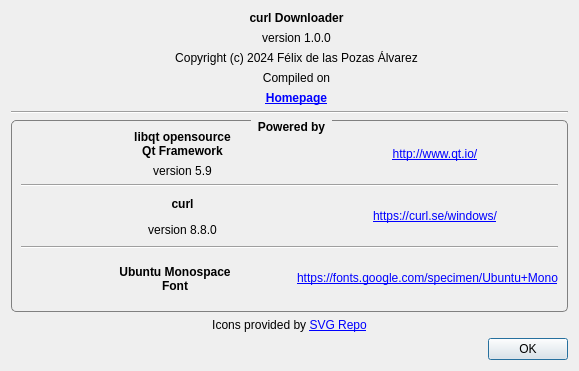
Qt form AboutDialog.ui (FelixdelasPozas/curl-Downloader) before a commit.
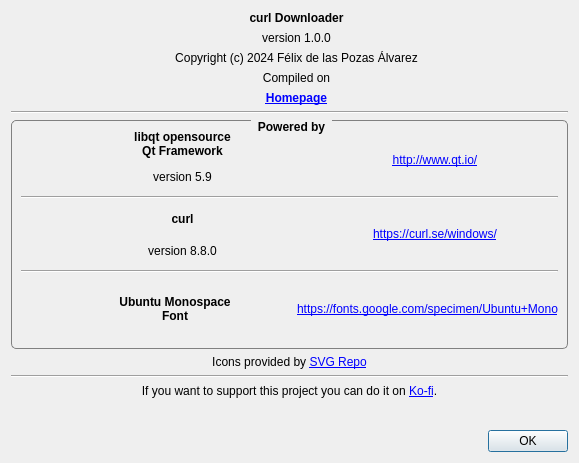
The same form after that commit. Icons and pictures are not drawn. Custom widgets are drawn as their Qt base class.

Patch:
```diff
--- a/AboutDialog.ui
+++ b/AboutDialog.ui
@@ -7,19 +7,19 @@
     <x>0</x>
     <y>0</y>
     <width>579</width>
-    <height>371</height>
+    <height>463</height>
    </rect>
   </property>
   <property name="minimumSize">
    <size>
     <width>579</width>
-    <height>371</height>
+    <height>463</height>
    </size>
   </property>
   <property name="maximumSize">
    <size>
     <width>579</width>
-    <height>371</height>
+    <height>463</height>
    </size>
   </property>
   <property name="windowTitle">
@@ -441,6 +441,66 @@
      </property>
     </widget>
    </item>
+   <item>
+    <widget class="Line" name="line_4">
+     <property name="orientation">
+      <enum>Qt::Horizontal</enum>
+     </property>
+    </widget>
+   </item>
+   <item>
+    <widget class="QLabel" name="label_14">
+     <property name="text">
+      <string>If you want to support this project you can do it on &lt;a href=&quot;https://ko-fi.com/felixdelaspozas&quot;&gt;Ko-fi&lt;/a&gt;.</string>
+     </property>
+     <property name="alignment">
+      <set>Qt::AlignCenter</set>
+     </property>
+     <property name="openExternalLinks">
+      <bool>true</bool>
+     </property>
+    </widget>
+   </item>
+   <item>
+    <layout class="QHBoxLayout" name="horizontalLayout_4">
+     <item>
+      <spacer name="horizontalSpacer_3">
+       <property name="orientation">
+        <enum>Qt::Horizontal</enum>
+       </property>
+       <property name="sizeHint" stdset="0">
+        <size>
+         <width>40</width>
+         <height>20</height>
+        </size>
+       </property>
+      </spacer>
+     </item>
+     <item>
+      <widget class="Utils::ClickableHoverLabel" name="m_kofiLabel">
+       <property name="text">
+        <string notr="true"/>
+       </property>
+       <property name="pixmap">
+        <pixmap resource="resources/resources.qrc">:/Downloader/kofi_logo.png</pixmap>
+       </property>
+      </widget>
+     </item>
+     <item>
+      <spacer name="horizontalSpacer_4">
+       <property name="orientation">
+        <enum>Qt::Horizontal</enum>
+       </property>
+       <property name="sizeHint" stdset="0">
+        <size>
+         <width>40</width>
+         <height>20</height>
+        </size>
+       </property>
+      </spacer>
+     </item>
+    </layout>
+   </item>
    <item>
     <widget class="QDialogButtonBox" name="buttonBox">
      <property name="maximumSize">
@@ -459,6 +519,13 @@
    </item>
   </layout>
  </widget>
+ <customwidgets>
+  <customwidget>
+   <class>Utils::ClickableHoverLabel</class>
+   <extends>QLabel</extends>
+   <header>Utils.h</header>
+  </customwidget>
+ </customwidgets>
  <resources>
   <include location="resources/resources.qrc"/>
   <include location="resources/resources.qrc"/>
```
